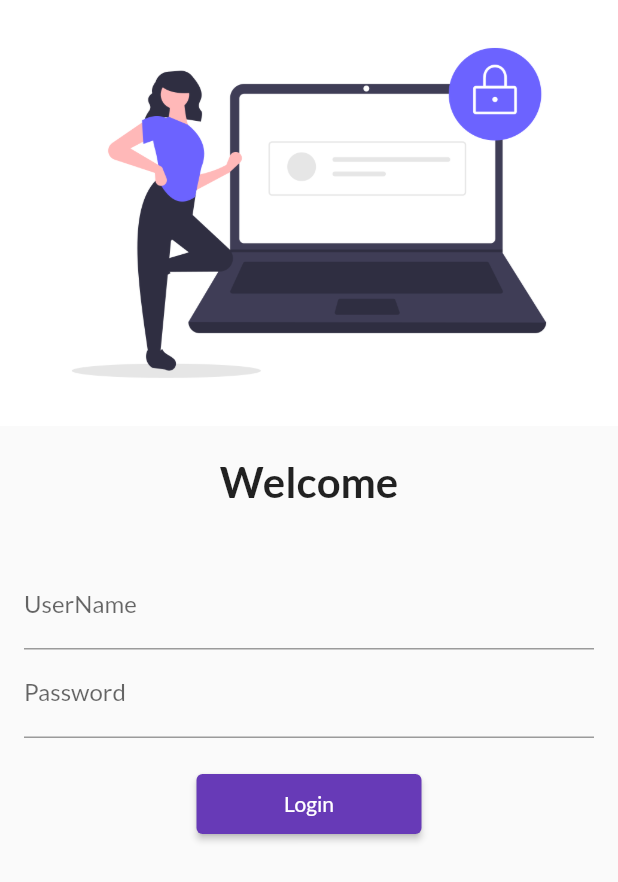
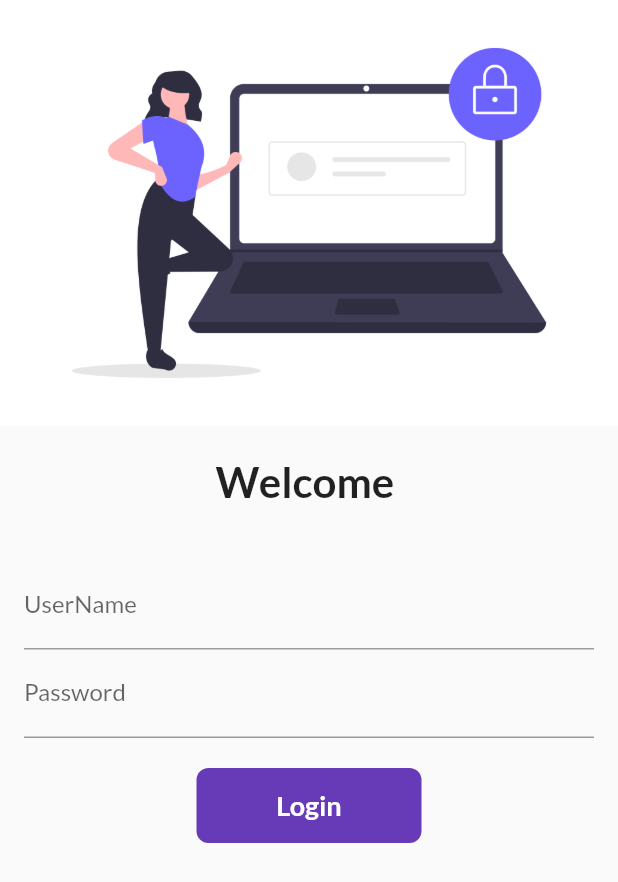
Before and after one commit to cyblogerz/Online-store-app, a Flutter app: the screen it shows after launch, on a phone screen of 412 x 824 dp. Shown: the top 882 px of the screen. Run offline on Flutter 3.47's test engine with Material 2 defaults, Android fonts, the phone set to English and light mode, and no system bars; our stand-ins replace google_fonts.

Commit message:
Added animation in login button

```diff
--- a/lib/main.dart
+++ b/lib/main.dart
@@ -22,6 +22,7 @@ class _MyAppState extends State<MyApp> {
     return MaterialApp(
       debugShowCheckedModeBanner: false,
       theme: ThemeData(
+        //primaryswatch adds different shades of the colour
         primarySwatch: Colors.deepPurple,
         fontFamily: GoogleFonts.lato().fontFamily,
         primaryTextTheme: GoogleFonts.latoTextTheme(),
--- a/lib/screens/loginpage.dart
+++ b/lib/screens/loginpage.dart
@@ -1,7 +1,14 @@
 import 'package:flutter/material.dart';
 import 'package:flutter_catalog/utils/routes.dart';
 
-class LoginPage extends StatelessWidget {
+class LoginPage extends StatefulWidget {
+  @override
+  _LoginPageState createState() => _LoginPageState();
+}
+
+class _LoginPageState extends State<LoginPage> {
+  String name = '';
+  bool changeButton = false;
   @override
   Widget build(BuildContext context) {
     return Scaffold(
@@ -17,7 +24,7 @@ class LoginPage extends StatelessWidget {
             height: 20.0,
           ),
           Text(
-            'Welcome',
+            'Welcome $name',
             style: TextStyle(
               fontSize: 28,
               fontWeight: FontWeight.bold,
@@ -30,11 +37,16 @@ class LoginPage extends StatelessWidget {
             padding: const EdgeInsets.all(16.0),
             child: Column(
               children: <Widget>[
-                TextField(
+                TextFormField(
                   decoration: InputDecoration(
                       hintText: 'Enter UserName', labelText: 'UserName'),
+                  onChanged: (String value) {
+                    setState(() {
+                      name = value;
+                    });
+                  },
                 ),
-                TextField(
+                TextFormField(
                   obscureText: true,
                   decoration: InputDecoration(
                       hintText: 'Enter Password', labelText: 'Password'),
@@ -42,12 +54,43 @@ class LoginPage extends StatelessWidget {
                 SizedBox(
                   height: 20.0,
                 ),
-                ElevatedButton(
-                    style: ElevatedButton.styleFrom(minimumSize: Size(150, 40)),
-                    onPressed: () {
-                      Navigator.pushNamed(context, MyRoutes.homeroute);
-                    },
-                    child: Text('Login'))
+                InkWell(
+                  onTap: () async {
+                    setState(() {
+                      changeButton = true;
+                    });
+
+                    await Future.delayed(Duration(seconds: 1));
+
+                    Navigator.pushNamed(context, MyRoutes.homeroute);
+                  },
+                  child: AnimatedContainer(
+                    duration: Duration(seconds: 1),
+                    height: 50,
+                    width: changeButton ? 50 : 150,
+                    alignment: Alignment.center,
+                    child: changeButton
+                        ? Icon(
+                            Icons.done,
+                            color: Colors.white,
+                          )
+                        : Text(
+                            'Login',
+                            style: TextStyle(
+                                fontSize: 18.0,
+                                fontWeight: FontWeight.bold,
+                                color: Colors.white),
+                          ),
+                    decoration: BoxDecoration(
+                      // shape:
+                      //     changeButton ? BoxShape.circle : BoxShape.rectangle,
+                      borderRadius:
+                          BorderRadius.circular(changeButton ? 50.0 : 8.0),
+                      //here we must be careful to keep the radius as height,
+                      color: Colors.deepPurple,
+                    ),
+                  ),
+                ),
               ],
             ),
           ),
```
